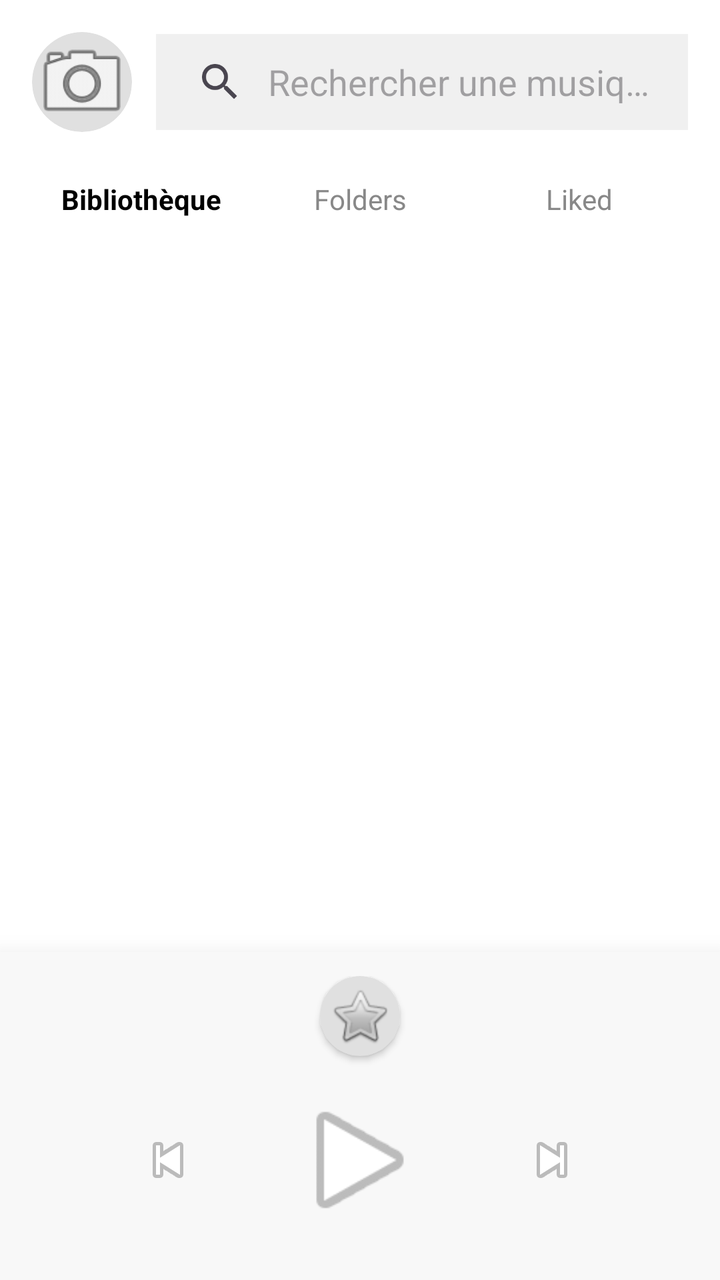
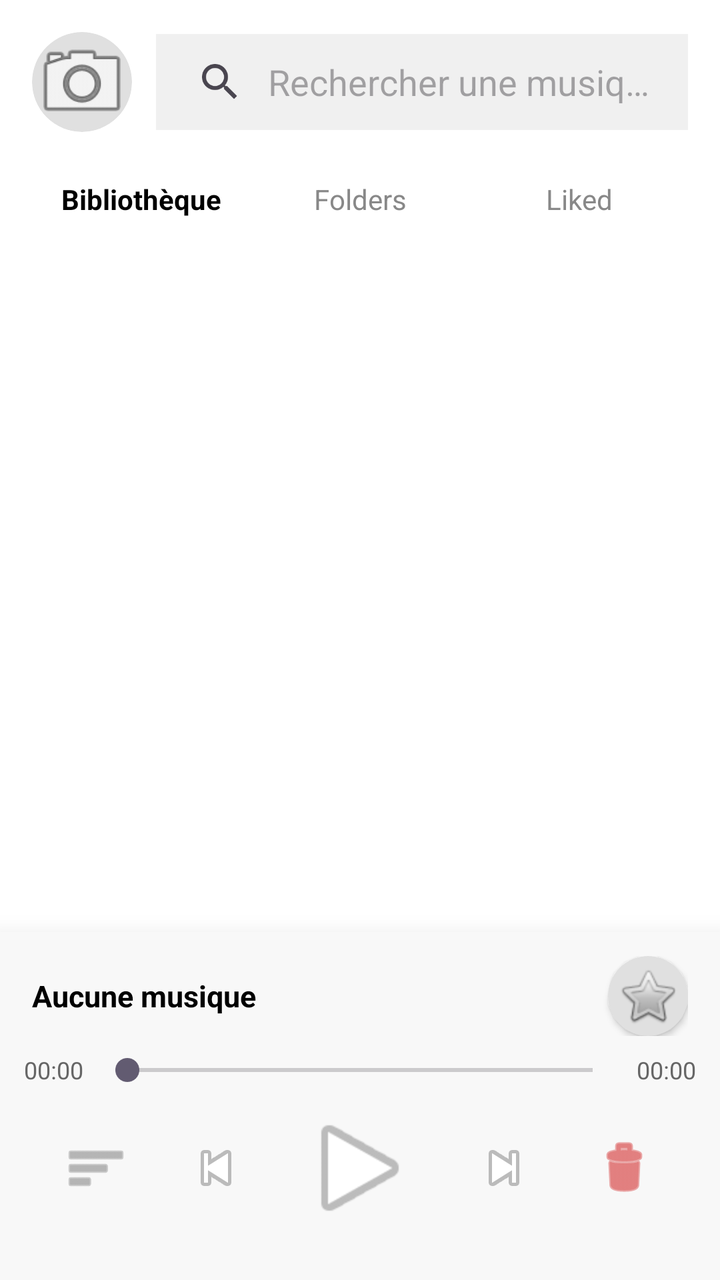

The first picture is an Android layout as it rendered before a commit; the second is the same layout after the commit. The layout source and the unified diff follow.
<!-- AndroidManifest.xml: application theme Theme.MyLecteurOfMP3 -->
<!-- res/layout/activity_main.xml -->
<?xml version="1.0" encoding="utf-8"?>
<RelativeLayout xmlns:android="http://schemas.android.com/apk/res/android"
    xmlns:app="http://schemas.android.com/apk/res-auto"
    android:layout_width="match_parent"
    android:layout_height="match_parent"
    android:background="#FFFFFF">

    
    <LinearLayout
        android:id="@+id/layoutHeader"
        android:layout_width="match_parent"
        android:layout_height="wrap_content"
        android:layout_alignParentTop="true"
        android:orientation="horizontal"
        android:gravity="center_vertical"
        android:padding="16dp">

        
        <androidx.cardview.widget.CardView
            android:layout_width="50dp"
            android:layout_height="50dp"
            android:layout_marginEnd="12dp"
            app:cardCornerRadius="25dp"
            app:cardElevation="0dp"
            app:cardBackgroundColor="#E0E0E0">

            <ImageView
                android:id="@+id/imgProfile"
                android:layout_width="match_parent"
                android:layout_height="match_parent"
                android:scaleType="centerCrop"
                android:src="@android:drawable/ic_menu_camera" />
        </androidx.cardview.widget.CardView>

        
        <androidx.appcompat.widget.SearchView
            android:id="@+id/searchBar"
            android:layout_width="0dp"
            android:layout_height="wrap_content"
            android:layout_weight="1"
            android:background="#F0F0F0"
            app:iconifiedByDefault="false"
            app:queryBackground="@android:color/transparent"
            app:queryHint="Rechercher une musique..." />
    </LinearLayout>

    
    <LinearLayout
        android:id="@+id/layoutTabs"
        android:layout_width="match_parent"
        android:layout_height="wrap_content"
        android:layout_below="@id/layoutHeader"
        android:orientation="horizontal"
        android:paddingHorizontal="16dp"
        android:paddingBottom="12dp">

        <TextView
            android:id="@+id/tabBibliotheque"
            android:layout_width="0dp"
            android:layout_height="wrap_content"
            android:layout_weight="1"
            android:text="Bibliothèque"
            android:textAlignment="center"
            android:textStyle="bold"
            android:textColor="#000000"
            android:padding="8dp" />

        <TextView
            android:id="@+id/tabFolders"
            android:layout_width="0dp"
            android:layout_height="wrap_content"
            android:layout_weight="1"
            android:text="Folders"
            android:textAlignment="center"
            android:textColor="#888888"
            android:padding="8dp" />

        <TextView
            android:id="@+id/tabLiked"
            android:layout_width="0dp"
            android:layout_height="wrap_content"
            android:layout_weight="1"
            android:text="Liked"
            android:textAlignment="center"
            android:textColor="#888888"
            android:padding="8dp" />
    </LinearLayout>

    
    <ListView
        android:id="@+id/listViewMusics"
        android:layout_width="match_parent"
        android:layout_height="match_parent"
        android:layout_above="@id/layoutMiniLecteur"
        android:layout_below="@id/layoutTabs"
        android:layout_marginHorizontal="16dp"
        android:divider="#E0E0E0"
        android:dividerHeight="1dp" />

    
    
    <LinearLayout
        android:id="@+id/layoutMiniLecteur"
        android:layout_width="match_parent"
        android:layout_height="wrap_content"
        android:layout_alignParentBottom="true"
        android:background="#F8F8F8"
        android:elevation="16dp"
        android:orientation="vertical"
        android:paddingTop="12dp"
        android:paddingBottom="24dp">

        
        <androidx.cardview.widget.CardView
            android:id="@+id/btnLikeCard"
            android:layout_width="40dp"
            android:layout_height="40dp"
            android:layout_gravity="center_horizontal"
            android:layout_marginBottom="16dp"
            app:cardBackgroundColor="#E0E0E0"
            app:cardCornerRadius="20dp"
            app:cardElevation="2dp">

            
            <ImageView
                android:id="@+id/iconLike"
                android:layout_width="wrap_content"
                android:layout_height="wrap_content"
                android:layout_gravity="center"
                android:src="@android:drawable/btn_star_big_off" />
        </androidx.cardview.widget.CardView>

        
        <LinearLayout
            android:layout_width="match_parent"
            android:layout_height="wrap_content"
            android:orientation="horizontal"
            android:gravity="center">

            
            <ImageButton
                android:id="@+id/btnPrev"
                android:layout_width="56dp"
                android:layout_height="56dp"
                android:layout_marginEnd="32dp"
                android:background="?attr/selectableItemBackgroundBorderless"
                android:src="@android:drawable/ic_media_previous" />

            
            <ImageButton
                android:id="@+id/btnPlayPause"
                android:layout_width="72dp"
                android:layout_height="72dp"
                android:background="?attr/selectableItemBackgroundBorderless"
                android:scaleType="fitCenter"
                android:src="@android:drawable/ic_media_play" />

            
            <ImageButton
                android:id="@+id/btnNext"
                android:layout_width="56dp"
                android:layout_height="56dp"
                android:layout_marginStart="32dp"
                android:background="?attr/selectableItemBackgroundBorderless"
                android:src="@android:drawable/ic_media_next" />
        </LinearLayout>
    </LinearLayout>

</RelativeLayout>
<!-- resources referenced by this layout -->
<resources>
  <style name="Theme.MyLecteurOfMP3" parent="Base.Theme.MyLecteurOfMP3" />
  <style name="Base.Theme.MyLecteurOfMP3" parent="Theme.Material3.DayNight.NoActionBar">
          
          
      </style>
</resources>

<!-- the commit's change to res/layout/activity_main.xml (unified diff, before → after) -->
@@ -99,71 +99,144 @@
 
     
     
+    
     <LinearLayout
-        android:id="@+id/layoutMiniLecteur"
-        android:layout_width="match_parent"
-        android:layout_height="wrap_content"
-        android:layout_alignParentBottom="true"
-        android:background="#F8F8F8"
-        android:elevation="16dp"
-        android:orientation="vertical"
-        android:paddingTop="12dp"
-        android:paddingBottom="24dp">
-
-        
-        <androidx.cardview.widget.CardView
-            android:id="@+id/btnLikeCard"
-            android:layout_width="40dp"
-            android:layout_height="40dp"
-            android:layout_gravity="center_horizontal"
-            android:layout_marginBottom="16dp"
-            app:cardBackgroundColor="#E0E0E0"
-            app:cardCornerRadius="20dp"
-            app:cardElevation="2dp">
+            android:id="@+id/layoutMiniLecteur"
+            android:layout_width="match_parent"
+            android:layout_height="wrap_content"
+            android:layout_alignParentBottom="true"
+            android:background="#F8F8F8"
+            android:elevation="16dp"
+            android:orientation="vertical"
+            android:paddingTop="12dp"
+            android:paddingBottom="24dp">
 
             
-            <ImageView
-                android:id="@+id/iconLike"
-                android:layout_width="wrap_content"
+            <LinearLayout
+                android:layout_width="match_parent"
                 android:layout_height="wrap_content"
-                android:layout_gravity="center"
-                android:src="@android:drawable/btn_star_big_off" />
-        </androidx.cardview.widget.CardView>
-
-        
-        <LinearLayout
-            android:layout_width="match_parent"
-            android:layout_height="wrap_content"
-            android:orientation="horizontal"
-            android:gravity="center">
+                android:orientation="horizontal"
+                android:gravity="center_vertical"
+                android:paddingHorizontal="16dp"
+                android:layout_marginBottom="8dp">
+
+                <TextView
+                    android:id="@+id/txtTitreActuel"
+                    android:layout_width="0dp"
+                    android:layout_height="wrap_content"
+                    android:layout_weight="1"
+                    android:text="Aucune musique"
+                    android:textSize="15sp"
+                    android:textStyle="bold"
+                    android:textColor="#000000"
+                    android:singleLine="true"
+                    android:ellipsize="end"
+                    android:layout_marginEnd="12dp" />
+
+                <androidx.cardview.widget.CardView
+                    android:id="@+id/btnLikeCard"
+                    android:layout_width="40dp"
+                    android:layout_height="40dp"
+                    app:cardBackgroundColor="#E0E0E0"
+                    app:cardCornerRadius="20dp"
+                    app:cardElevation="2dp">
+
+                    <ImageView
+                        android:id="@+id/iconLike"
+                        android:layout_width="wrap_content"
+                        android:layout_height="wrap_content"
+                        android:layout_gravity="center"
+                        android:src="@android:drawable/btn_star_big_off" />
+                </androidx.cardview.widget.CardView>
+            </LinearLayout>
 
             
-            <ImageButton
-                android:id="@+id/btnPrev"
-                android:layout_width="56dp"
-                android:layout_height="56dp"
-                android:layout_marginEnd="32dp"
-                android:background="?attr/selectableItemBackgroundBorderless"
-                android:src="@android:drawable/ic_media_previous" />
+            <LinearLayout
+                android:layout_width="match_parent"
+                android:layout_height="wrap_content"
+                android:orientation="horizontal"
+                android:gravity="center_vertical"
+                android:paddingHorizontal="12dp"
+                android:layout_marginBottom="8dp">
+
+                <TextView
+                    android:id="@+id/txtTempsEcoule"
+                    android:layout_width="wrap_content"
+                    android:layout_height="wrap_content"
+                    android:text="00:00"
+                    android:textSize="12sp"
+                    android:textColor="#666666" />
+
+                <SeekBar
+                    android:id="@+id/seekBar"
+                    android:layout_width="0dp"
+                    android:layout_height="wrap_content"
+                    android:layout_weight="1"
+                    android:layout_marginHorizontal="6dp" />
+
+                <TextView
+                    android:id="@+id/txtDureeTotale"
+                    android:layout_width="wrap_content"
+                    android:layout_height="wrap_content"
+                    android:text="00:00"
+                    android:textSize="12sp"
+                    android:textColor="#666666" />
+            </LinearLayout>
 
             
-            <ImageButton
-                android:id="@+id/btnPlayPause"
-                android:layout_width="72dp"
-                android:layout_height="72dp"
-                android:background="?attr/selectableItemBackgroundBorderless"
-                android:scaleType="fitCenter"
-                android:src="@android:drawable/ic_media_play" />
-
-            
-            <ImageButton
-                android:id="@+id/btnNext"
-                android:layout_width="56dp"
-                android:layout_height="56dp"
-                android:layout_marginStart="32dp"
-                android:background="?attr/selectableItemBackgroundBorderless"
-                android:src="@android:drawable/ic_media_next" />
-        </LinearLayout>
+            <LinearLayout
+                android:layout_width="match_parent"
+                android:layout_height="wrap_content"
+                android:orientation="horizontal"
+                android:gravity="center"
+                android:paddingHorizontal="16dp">
+
+                <ImageButton
+                    android:id="@+id/btnShuffle"
+                    android:layout_width="40dp"
+                    android:layout_height="40dp"
+                    android:layout_marginEnd="16dp"
+                    android:background="?attr/selectableItemBackgroundBorderless"
+                    android:contentDescription="Lecture aléatoire"
+                    android:src="@android:drawable/ic_menu_sort_by_size"
+                    app:tint="#888888" />
+
+                <ImageButton
+                    android:id="@+id/btnPrev"
+                    android:layout_width="48dp"
+                    android:layout_height="48dp"
+                    android:layout_marginEnd="16dp"
+                    android:background="?attr/selectableItemBackgroundBorderless"
+                    android:src="@android:drawable/ic_media_previous" />
+
+                <ImageButton
+                    android:id="@+id/btnPlayPause"
+                    android:layout_width="64dp"
+                    android:layout_height="64dp"
+                    android:background="?attr/selectableItemBackgroundBorderless"
+                    android:scaleType="fitCenter"
+                    android:src="@android:drawable/ic_media_play" />
+
+                <ImageButton
+                    android:id="@+id/btnNext"
+                    android:layout_width="48dp"
+                    android:layout_height="48dp"
+                    android:layout_marginStart="16dp"
+                    android:background="?attr/selectableItemBackgroundBorderless"
+                    android:src="@android:drawable/ic_media_next" />
+
+                <ImageButton
+                    android:id="@+id/btnDelete"
+                    android:layout_width="40dp"
+                    android:layout_height="40dp"
+                    android:layout_marginStart="16dp"
+                    android:background="?attr/selectableItemBackgroundBorderless"
+                    android:contentDescription="Supprimer la musique"
+                    android:src="@android:drawable/ic_menu_delete"
+                    app:tint="#D32F2F" />
+            </LinearLayout>
+
+
     </LinearLayout>
 
 </RelativeLayout>
